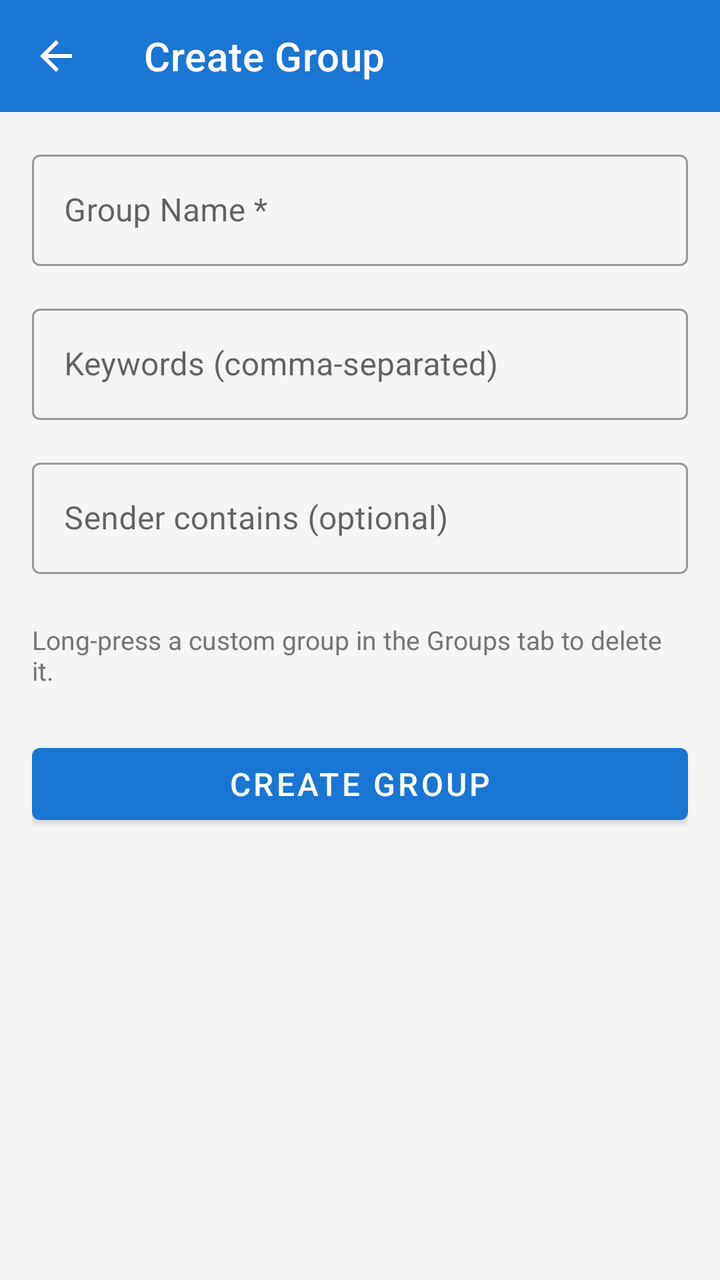
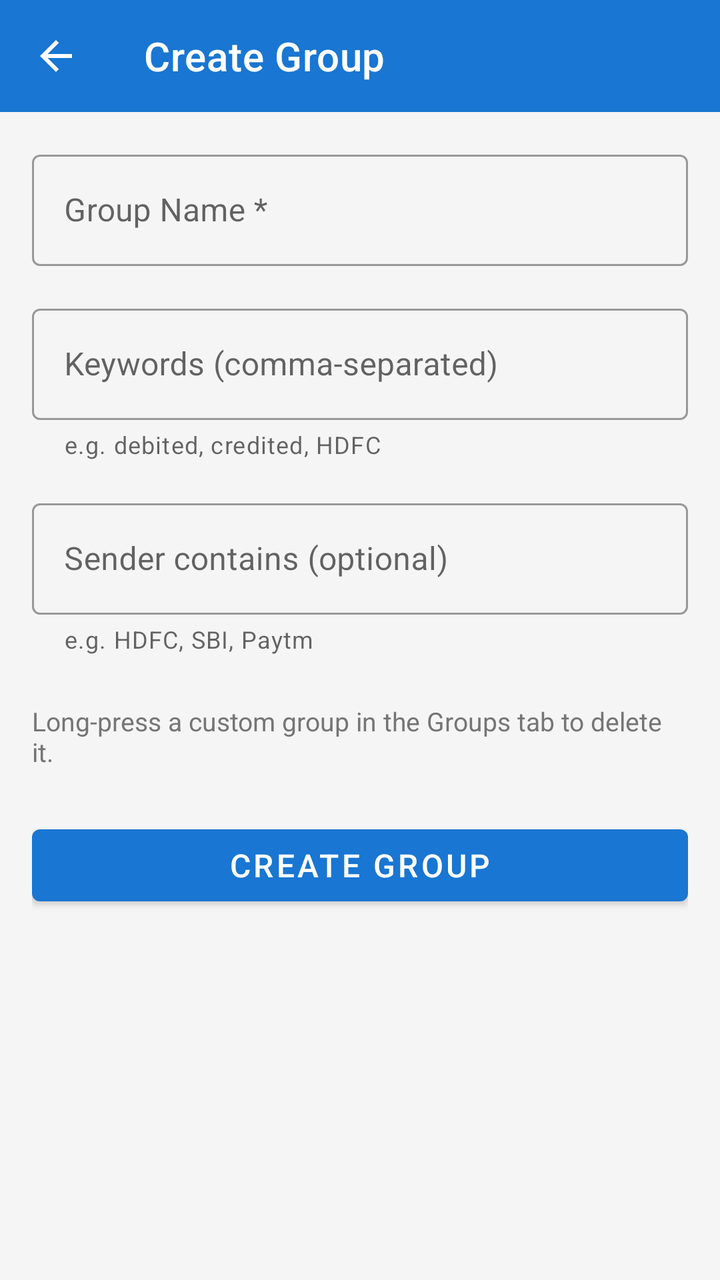

The first picture is an Android layout as it rendered before a commit; the second is the same layout after the commit. The layout source and the unified diff follow.
<!-- AndroidManifest.xml: application theme Theme.MessageOrganizer -->
<!-- res/layout/activity_create_group.xml -->
<?xml version="1.0" encoding="utf-8"?>
<LinearLayout
    xmlns:android="http://schemas.android.com/apk/res/android"
    xmlns:app="http://schemas.android.com/apk/res-auto"
    android:layout_width="match_parent"
    android:layout_height="match_parent"
    android:orientation="vertical"
    android:background="@color/background">

    <com.google.android.material.appbar.AppBarLayout
        android:layout_width="match_parent"
        android:layout_height="wrap_content">

        <androidx.appcompat.widget.Toolbar
            android:id="@+id/toolbar"
            android:layout_width="match_parent"
            android:layout_height="?attr/actionBarSize"
            android:background="?attr/colorPrimary"
            app:titleTextColor="@android:color/white"
            app:title="Create Group"
            app:navigationIcon="@drawable/ic_back" />

    </com.google.android.material.appbar.AppBarLayout>

    <ScrollView
        android:layout_width="match_parent"
        android:layout_height="match_parent">

        <LinearLayout
            android:layout_width="match_parent"
            android:layout_height="wrap_content"
            android:orientation="vertical"
            android:padding="16dp">

            <com.google.android.material.textfield.TextInputLayout
                style="@style/Widget.MaterialComponents.TextInputLayout.OutlinedBox"
                android:layout_width="match_parent"
                android:layout_height="wrap_content"
                android:hint="Group Name *"
                android:layout_marginBottom="16dp">

                <com.google.android.material.textfield.TextInputEditText
                    android:id="@+id/etGroupName"
                    android:layout_width="match_parent"
                    android:layout_height="wrap_content"
                    android:maxLines="1"
                    android:inputType="textCapWords" />

            </com.google.android.material.textfield.TextInputLayout>

            <com.google.android.material.textfield.TextInputLayout
                style="@style/Widget.MaterialComponents.TextInputLayout.OutlinedBox"
                android:layout_width="match_parent"
                android:layout_height="wrap_content"
                android:hint="Keywords (comma-separated)"
                android:helperText="e.g. debited, credited, HDFC"
                android:layout_marginBottom="16dp">

                <com.google.android.material.textfield.TextInputEditText
                    android:id="@+id/etKeywords"
                    android:layout_width="match_parent"
                    android:layout_height="wrap_content"
                    android:inputType="text" />

            </com.google.android.material.textfield.TextInputLayout>

            <com.google.android.material.textfield.TextInputLayout
                style="@style/Widget.MaterialComponents.TextInputLayout.OutlinedBox"
                android:layout_width="match_parent"
                android:layout_height="wrap_content"
                android:hint="Sender contains (optional)"
                android:helperText="e.g. HDFC, SBI, Paytm"
                android:layout_marginBottom="24dp">

                <com.google.android.material.textfield.TextInputEditText
                    android:id="@+id/etSenderPattern"
                    android:layout_width="match_parent"
                    android:layout_height="wrap_content"
                    android:inputType="text" />

            </com.google.android.material.textfield.TextInputLayout>

            <TextView
                android:layout_width="match_parent"
                android:layout_height="wrap_content"
                android:text="Long-press a custom group in the Groups tab to delete it."
                android:textSize="13sp"
                android:textColor="@color/text_secondary"
                android:layout_marginBottom="24dp" />

            <com.google.android.material.button.MaterialButton
                android:id="@+id/btnCreate"
                android:layout_width="match_parent"
                android:layout_height="wrap_content"
                android:text="Create Group"
                android:textSize="16sp" />

        </LinearLayout>

    </ScrollView>

</LinearLayout>
<!-- resources referenced by this layout -->
<resources>
  <color name="background">#F5F5F5</color>
  <color name="text_secondary">#757575</color>
  <!-- drawable ic_back (drawable) -->
  <?xml version="1.0" encoding="utf-8"?>
  <vector xmlns:android="http://schemas.android.com/apk/res/android"
      android:width="24dp"
      android:height="24dp"
      android:viewportWidth="24"
      android:viewportHeight="24"
      android:tint="@android:color/white">
      <path
          android:fillColor="@android:color/white"
          android:pathData="M20,11H7.83l5.59,-5.59L12,4l-8,8 8,8 1.41,-1.41L7.83,13H20v-2z" />
  </vector>
  <style name="Theme.MessageOrganizer" parent="Theme.MaterialComponents.DayNight.NoActionBar">
          <item name="colorPrimary">@color/primary</item>
          <item name="colorPrimaryVariant">@color/primary_dark</item>
          <item name="colorOnPrimary">@color/white</item>
          <item name="colorSecondary">@color/accent</item>
          <item name="colorOnSecondary">@color/white</item>
          <item name="android:statusBarColor">@color/primary_dark</item>
          <item name="android:colorBackground">@color/background</item>
      </style>
  <color name="primary">#1976D2</color>
  <color name="primary_dark">#1565C0</color>
  <color name="white">#FFFFFFFF</color>
  <color name="accent">#FF5722</color>
</resources>

<!-- the commit's change to res/layout/activity_create_group.xml (unified diff, before → after) -->
@@ -53,7 +53,7 @@
                 android:layout_width="match_parent"
                 android:layout_height="wrap_content"
                 android:hint="Keywords (comma-separated)"
-                android:helperText="e.g. debited, credited, HDFC"
+                app:helperText="e.g. debited, credited, HDFC"
                 android:layout_marginBottom="16dp">
 
                 <com.google.android.material.textfield.TextInputEditText
@@ -69,7 +69,7 @@
                 android:layout_width="match_parent"
                 android:layout_height="wrap_content"
                 android:hint="Sender contains (optional)"
-                android:helperText="e.g. HDFC, SBI, Paytm"
+                app:helperText="e.g. HDFC, SBI, Paytm"
                 android:layout_marginBottom="24dp">
 
                 <com.google.android.material.textfield.TextInputEditText
